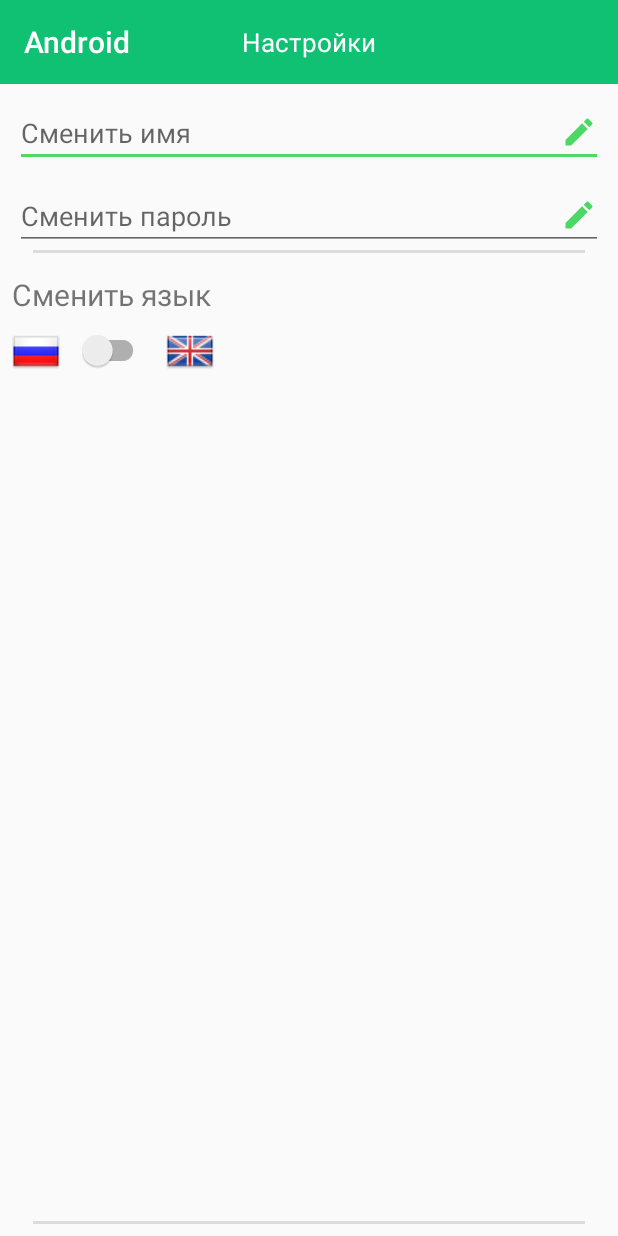
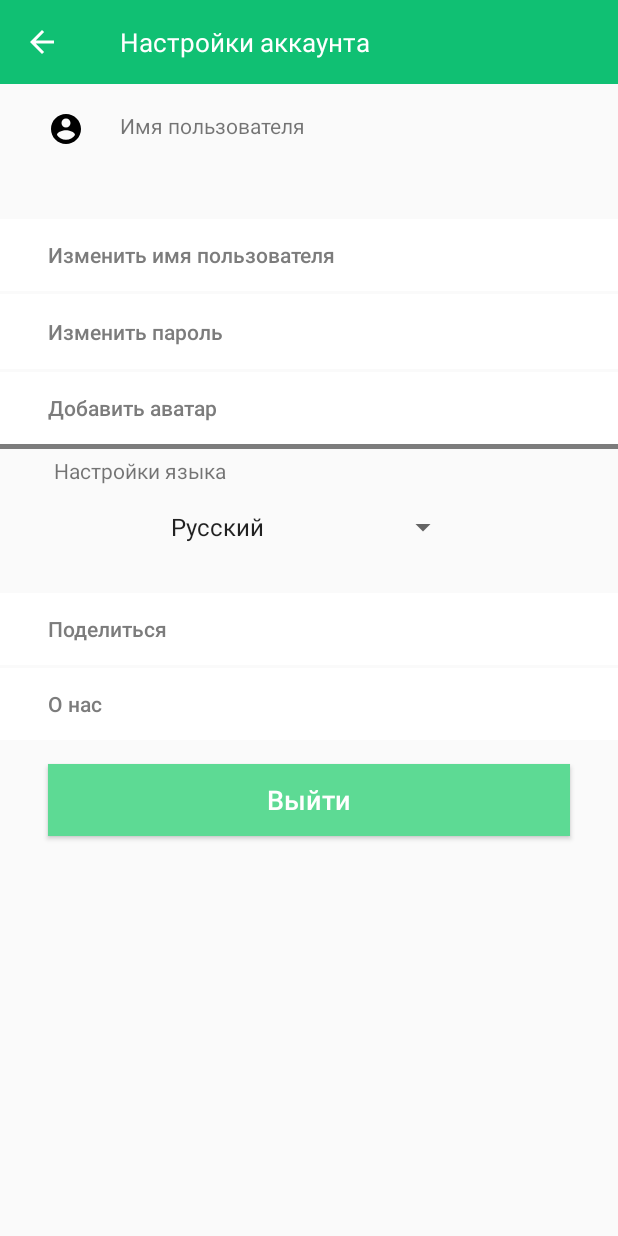
Before and after one commit to IIMullahmetov/FootballManagement, an Android app: the SettingsActivity screen opened directly, with no data from a screen before it, on a phone screen of 412 x 824 dp. Run offline under Robolectric (Android 15) with nearby library versions, the phone set to English and light mode, and no system bars.

Commit message:
Authorization and Settings layouts

```diff
--- a/Android/app/src/main/java/ru/kpfu/itis/android/activities/MainActivity.java
+++ b/Android/app/src/main/java/ru/kpfu/itis/android/activities/MainActivity.java
@@ -12,5 +12,7 @@ public class MainActivity extends AppCompatActivity {
     protected void onCreate(Bundle savedInstanceState) {
         super.onCreate(savedInstanceState);
         setContentView(R.layout.activity_main);
+
+
     }
 }
--- a/Android/app/src/main/java/ru/kpfu/itis/android/activities/SettingsActivity.java
+++ b/Android/app/src/main/java/ru/kpfu/itis/android/activities/SettingsActivity.java
@@ -3,7 +3,13 @@ package ru.kpfu.itis.android.activities;
 import android.support.v7.app.AppCompatActivity;
 import android.os.Bundle;
 import android.support.v7.widget.Toolbar;
+import android.widget.ArrayAdapter;
+import android.widget.SimpleAdapter;
+import android.widget.Spinner;
+import android.widget.SpinnerAdapter;
 import android.widget.TextView;
+
+import java.util.ArrayList;
 
 import ru.kpfu.itis.android.R;
 
@@ -16,7 +22,21 @@ public class SettingsActivity extends AppCompatActivity {
 
         Toolbar myToolbar = findViewById(R.id.my_toolbar);
         TextView title = myToolbar.findViewById(R.id.toolbar_title);
-        title.setText("Настройки");
+        title.setText("Настройки аккаунта");
         setSupportActionBar(myToolbar);
+
+        getSupportActionBar().setDisplayShowTitleEnabled(false);
+        getSupportActionBar().setDisplayHomeAsUpEnabled(true);
+        getSupportActionBar().setDisplayShowHomeEnabled(true);
+
+        ArrayList<String> arrayList = new ArrayList<>();
+        arrayList.add("Русский");
+        arrayList.add("English");
+        ArrayAdapter<String> arrayAdapter = new ArrayAdapter<String>(this, android.R.layout.simple_spinner_item, arrayList);
+        arrayAdapter.setDropDownViewResource(android.R.layout
+                .simple_spinner_dropdown_item);
+
+        Spinner spinner = findViewById(R.id.spinner);
+        spinner.setAdapter(arrayAdapter);
     }
 }
--- /dev/null
+++ b/Android/app/src/main/res/drawable/ic_avatar.xml
@@ -0,0 +1,5 @@
+<vector android:height="24dp" android:tint="#000000"
+    android:viewportHeight="24.0" android:viewportWidth="24.0"
+    android:width="24dp" xmlns:android="http://schemas.android.com/apk/res/android">
+    <path android:fillColor="#FF000000" android:pathData="M12,2C6.48,2 2,6.48 2,12s4.48,10 10,10 10,-4.48 10,-10S17.52,2 12,2zM12,5c1.66,0 3,1.34 3,3s-1.34,3 -3,3 -3,-1.34 -3,-3 1.34,-3 3,-3zM12,19.2c-2.5,0 -4.71,-1.28 -6,-3.22 0.03,-1.99 4,-3.08 6,-3.08 1.99,0 5.97,1.09 6,3.08 -1.29,1.94 -3.5,3.22 -6,3.22z"/>
+</vector>
--- /dev/null
+++ b/Android/app/src/main/res/drawable/ic_back.xml
@@ -0,0 +1,5 @@
+<vector android:height="24dp" android:tint="#FFFFFF"
+    android:viewportHeight="24.0" android:viewportWidth="24.0"
+    android:width="24dp" xmlns:android="http://schemas.android.com/apk/res/android">
+    <path android:fillColor="#FF000000" android:pathData="M20,11H7.83l5.59,-5.59L12,4l-8,8 8,8 1.41,-1.41L7.83,13H20v-2z"/>
+</vector>
--- a/Android/app/src/main/res/layout/activity_auth.xml
+++ b/Android/app/src/main/res/layout/activity_auth.xml
@@ -6,12 +6,11 @@
     android:layout_height="match_parent"
     tools:context=".activities.AuthActivity">
 
-    <include layout="@layout/toolbar" />
 
     <android.support.design.widget.TextInputLayout
         android:id="@+id/email_wrapper"
         android:layout_width="0dp"
-        android:layout_height="56dp"
+        android:layout_height="wrap_content"
         android:layout_marginEnd="24dp"
         android:layout_marginStart="24dp"
         android:layout_marginTop="25dp"
@@ -25,54 +24,55 @@
             android:id="@+id/email"
             android:layout_width="match_parent"
             android:layout_height="wrap_content"
-            android:hint="Email" />
+            android:hint="Ваш E-mail"
+            android:textSize="14sp" />
 
     </android.support.design.widget.TextInputLayout>
 
     <android.support.design.widget.TextInputLayout
         android:id="@+id/password_wrapper"
         android:layout_width="0dp"
+        android:layout_height="wrap_content"
+        android:layout_marginEnd="24dp"
+        android:layout_marginStart="24dp"
         app:errorEnabled="true"
+        app:layout_constraintEnd_toEndOf="parent"
+        app:layout_constraintHorizontal_bias="0.0"
+        app:layout_constraintStart_toStartOf="parent"
+        app:layout_constraintTop_toBottomOf="@+id/email_wrapper"
+        app:passwordToggleEnabled="true">
+
+        <android.support.design.widget.TextInputEditText
+            android:id="@+id/password"
+            android:layout_width="match_parent"
+            android:layout_height="wrap_content"
+            android:hint="Пароль"
+            android:inputType="textPassword"
+            android:textSize="14sp"
+            app:layout_constraintEnd_toEndOf="parent"
+            app:layout_constraintHorizontal_bias="0.0"
+            app:layout_constraintStart_toStartOf="parent"
+            app:layout_constraintTop_toBottomOf="@+id/email_wrapper" />
+    </android.support.design.widget.TextInputLayout>
+
+    <TextView
+
+        android:id="@+id/textView3"
+        android:layout_width="0dp"
         android:layout_height="wrap_content"
         android:layout_marginBottom="8dp"
         android:layout_marginEnd="24dp"
         android:layout_marginStart="24dp"
-        app:layout_constraintBottom_toBottomOf="parent"
-        app:layout_constraintEnd_toEndOf="parent"
-        app:layout_constraintHorizontal_bias="0.0"
-        app:layout_constraintStart_toStartOf="parent"
-        app:passwordToggleEnabled="true"
-        app:layout_constraintVertical_bias="0.0"/>
-
-    <EditText
-        android:id="@+id/password"
-        android:layout_width="match_parent"
-        android:layout_height="45dp"
-        android:layout_marginEnd="24dp"
-        android:layout_marginStart="24dp"
-        android:hint="Пароль"
-        android:inputType="textPassword"
-        app:layout_constraintEnd_toEndOf="parent"
-        app:layout_constraintHorizontal_bias="0.0"
-        app:layout_constraintStart_toStartOf="parent"
-        app:layout_constraintTop_toBottomOf="@+id/email_wrapper" />
-
-    <TextView
-        android:id="@+id/textView3"
-        android:layout_width="0dp"
-        android:layout_height="wrap_content"
-        android:layout_marginBottom="8dp"
-        android:layout_marginEnd="36dp"
-        android:layout_marginStart="24dp"
-        android:layout_marginTop="32dp"
-        android:text="Вход"
-        android:textSize="32sp"
+        android:layout_marginTop="24dp"
+        android:gravity="center"
+        android:text="Войдите в ваш аккаунт"
+        android:textSize="16sp"
         app:layout_constraintBottom_toBottomOf="parent"
         app:layout_constraintEnd_toEndOf="parent"
         app:layout_constraintHorizontal_bias="0.21"
         app:layout_constraintStart_toStartOf="parent"
         app:layout_constraintTop_toTopOf="parent"
-        app:layout_constraintVertical_bias="0.091" />
+        app:layout_constraintVertical_bias="0.0" />
 
     <Button
         android:id="@+id/btn_signIn"
@@ -90,25 +90,58 @@
         app:layout_constraintEnd_toEndOf="parent"
         app:layout_constraintHorizontal_bias="0.0"
         app:layout_constraintStart_toStartOf="parent"
-        app:layout_constraintTop_toBottomOf="@+id/password"
-        app:layout_constraintVertical_bias="0.13999999" />
+        app:layout_constraintTop_toBottomOf="@+id/password_wrapper"
+        app:layout_constraintVertical_bias="0.060000002" />
+
+    <Button
+        android:id="@+id/btn_signUp"
+        android:layout_width="0dp"
+        android:layout_height="wrap_content"
+        android:layout_marginBottom="8dp"
+        android:layout_marginEnd="24dp"
+        android:layout_marginStart="24dp"
+        android:layout_marginTop="8dp"
+        android:background="@color/colorPrimaryDark"
+        android:text="Регистрация"
+        android:textAllCaps="false"
+        android:textColor="#FFFFFF"
+        app:layout_constraintBottom_toBottomOf="parent"
+        app:layout_constraintEnd_toEndOf="parent"
+        app:layout_constraintHorizontal_bias="0.0"
+        app:layout_constraintStart_toStartOf="parent"
+        app:layout_constraintTop_toBottomOf="@+id/btn_signIn"
+        app:layout_constraintVertical_bias="0.100000024" />
 
     <TextView
         android:id="@+id/forgot_pass"
         android:layout_width="wrap_content"
         android:layout_height="wrap_content"
+        android:layout_marginEnd="8dp"
+        android:layout_marginStart="8dp"
+        android:layout_marginTop="16dp"
+        android:gravity="center"
+        android:text="Войдите через социальные сети"
+
+        android:textSize="16sp"
+        app:layout_constraintEnd_toEndOf="parent"
+        app:layout_constraintStart_toStartOf="parent"
+        app:layout_constraintTop_toBottomOf="@+id/btn_signUp" />
+
+    <ImageButton
+
+        android:id="@+id/google_auth"
+        android:layout_width="64dp"
+        android:layout_height="wrap_content"
         android:layout_marginBottom="8dp"
         android:layout_marginEnd="8dp"
-        android:layout_marginStart="24dp"
-        android:layout_marginTop="8dp"
-        android:text="Забыли пароль?"
-        android:textSize="16sp"
-        app:layout_constraintBottom_toBottomOf="@+id/password_wrapper"
+        android:layout_marginStart="8dp"
+        android:background="@drawable/google"
+        android:elevation="2dp"
+        app:layout_constraintBottom_toBottomOf="parent"
         app:layout_constraintEnd_toEndOf="parent"
-        app:layout_constraintHorizontal_bias="0.0"
         app:layout_constraintStart_toStartOf="parent"
-        app:layout_constraintTop_toBottomOf="@+id/btn_signIn"
-        app:layout_constraintVertical_bias="0.050000012" />
+        app:layout_constraintTop_toBottomOf="@+id/forgot_pass"
+        app:layout_constraintVertical_bias="0.13999999" />
 
 
 </android.support.constraint.ConstraintLayout>
--- a/Android/app/src/main/res/layout/activity_settings.xml
+++ b/Android/app/src/main/res/layout/activity_settings.xml
@@ -11,39 +11,92 @@
         android:id="@+id/include"
         layout="@layout/toolbar" />
 
+    <LinearLayout
+        android:paddingTop="10dp"
+        android:paddingStart="32dp"
+        android:id="@+id/account_info"
+        android:layout_width="match_parent"
+        android:layout_height="80dp"
+        android:layout_marginTop="8dp"
+        android:orientation="horizontal"
+        app:layout_constraintTop_toBottomOf="@+id/include">
 
 
-    <EditText
-        android:drawableEnd="@drawable/ic_edit"
-        android:hint="Сменить имя"
-        android:id="@+id/change_name"
-        style="@style/Base.V7.Widget.AppCompat.EditText"
+        <ImageView
+            android:layout_gravity="top"
+            android:id="@+id/profile_photo"
+            android:layout_width="wrap_content"
+            android:layout_height="wrap_content"
+            android:src="@drawable/ic_avatar" />
+
+        <TextView
+            android:id="@+id/nickname"
+            android:gravity="top"
+            android:text="Имя пользователя"
+            android:layout_width="wrap_content"
+            android:layout_height="match_parent"
+            android:layout_marginStart="24dp" />
+
+    </LinearLayout>
+
+    <Button
+        android:id="@+id/change_username"
+        style="@style/Widget.AppCompat.Button.Borderless"
         android:layout_width="match_parent"
         android:layout_height="wrap_content"
-        android:layout_margin="10dp"
-        app:layout_constraintTop_toBottomOf="@+id/include" />
+        android:layout_marginTop="2dp"
+        android:background="#ffffff"
+        android:gravity="start|center_vertical"
+        android:paddingStart="32dp"
+        android:text="Изменить имя пользователя"
+        android:textAllCaps="false"
+        android:textColor="#7c7c7c"
+        app:layout_constraintEnd_toEndOf="parent"
+        app:layout_constraintHorizontal_bias="0.0"
+        app:layout_constraintStart_toStartOf="parent"
+        app:layout_constraintTop_toBottomOf="@+id/account_info" />
 
-    <EditText
-        android:hint="Сменить пароль"
+
+    <Button
         android:id="@+id/change_password"
-        android:drawableEnd="@drawable/ic_edit"
-        style="@style/Base.V7.Widget.AppCompat.EditText"
+        style="@style/Widget.AppCompat.Button.Borderless"
+        android:layout_width="match_parent"
+        android:layout_height="50dp"
+        android:layout_marginTop="2dp"
+        android:background="#ffffff"
+        android:gravity="start|center_vertical"
+        android:paddingStart="32dp"
+        android:text="Изменить пароль"
+        android:textAllCaps="false"
+        android:textColor="#7c7c7c"
+        app:layout_constraintEnd_toEndOf="parent"
+        app:layout_constraintHorizontal_bias="1.0"
+        app:layout_constraintStart_toStartOf="parent"
+        app:layout_constraintTop_toBottomOf="@+id/change_username" />
+
+
+    <Button
+        android:id="@+id/add_avatar"
+        style="@style/Widget.AppCompat.Button.Borderless"
         android:layout_width="match_parent"
         android:layout_height="wrap_content"
-        android:layout_margin="10dp"
-        app:layout_constraintTop_toBottomOf="@+id/change_name" />
+        android:layout_marginTop="2dp"
+        android:background="#ffffff"
+        android:gravity="start|center_vertical"
+        android:paddingStart="32dp"
+        android:text="Добавить аватар"
+        android:textAllCaps="false"
+        android:textColor="#7c7c7c"
+        app:layout_constraintEnd_toEndOf="parent"
+        app:layout_constraintStart_toStartOf="parent"
+        app:layout_constraintTop_toBottomOf="@+id/change_password" />
 
     <View
-        android:id="@+id/divider1"
-        android:layout_width="368dp"
-        android:layout_height="2dp"
-        android:layout_marginBottom="8dp"
-        android:background="?android:attr/listDivider"
-        app:layout_constraintBottom_toBottomOf="parent"
-        app:layout_constraintEnd_toEndOf="parent"
-        app:layout_constraintStart_toStartOf="parent"
-        app:layout_constraintTop_toBottomOf="@+id/change_password"
-        app:layout_constraintVertical_bias="0.0" />
+        android:background="#7c7c7c"
+        android:id="@+id/divider"
+        android:layout_width="match_parent"
+        android:layout_height="3dp"
+        app:layout_constraintTop_toBottomOf="@+id/add_avatar"/>
 
 
     <TextView
@@ -52,59 +105,80 @@
         android:layout_height="wrap_content"
         android:layout_marginEnd="8dp"
         android:layout_marginStart="8dp"
+        android:layout_marginTop="8dp"
+        android:text="Настройки языка"
+        android:textSize="14sp"
+        app:layout_constraintEnd_toEndOf="parent"
+        app:layout_constraintHorizontal_bias="0.1"
+        app:layout_constraintStart_toStartOf="parent"
+        app:layout_constraintTop_toBottomOf="@+id/add_avatar" />
+
+
+
+    <Spinner
+
+        android:id="@+id/spinner"
+        android:layout_width="200dp"
+        android:layout_height="wrap_content"
         android:layout_marginTop="16dp"
-        android:text="Сменить язык"
-        android:textSize="20sp"
+        app:layout_constraintEnd_toEndOf="parent"
+        app:layout_constraintStart_toStartOf="parent"
+        app:layout_constraintTop_toBottomOf="@+id/textView" />
+
+    <Button
+        android:id="@+id/share"
+        style="@style/Widget.AppCompat.Button.Borderless"
+        android:layout_width="match_parent"
+        android:layout_height="wrap_content"
+        android:layout_marginTop="32dp"
+        android:background="#ffffff"
+        android:gravity="start|center_vertical"
+        android:paddingStart="32dp"
+        android:text="Поделиться"
+        android:textAllCaps="false"
+        android:textColor="#7c7c7c"
+        app:layout_constraintEnd_toEndOf="parent"
+        app:layout_constraintHorizontal_bias="1.0"
+        app:layout_constraintStart_toStartOf="parent"
+        app:layout_constraintTop_toBottomOf="@+id/spinner" />
+
+    <Button
+        android:id="@+id/about"
+        style="@style/Widget.AppCompat.Button.Borderless"
+        android:layout_width="match_parent"
+        android:layout_height="wrap_content"
+        android:layout_marginTop="2dp"
+        android:background="#ffffff"
+        android:gravity="start|center_vertical"
+        android:paddingStart="32dp"
+        android:text="О нас"
+        android:textAllCaps="false"
+        android:textColor="#7c7c7c"
         app:layout_constraintEnd_toEndOf="parent"
         app:layout_constraintHorizontal_bias="0.0"
         app:layout_constraintStart_toStartOf="parent"
-        app:layout_constraintTop_toBottomOf="@+id/change_password" />
+        app:layout_constraintTop_toBottomOf="@+id/share" />
 
-    <LinearLayout
-        android:layout_width="match_parent"
+    <Button
+        android:id="@+id/exit"
+
+        android:layout_width="0dp"
         android:layout_height="wrap_content"
-        android:layout_marginStart="8dp"
-        android:layout_marginTop="8dp"
+        android:layout_marginEnd="32dp"
+        android:layout_marginStart="32dp"
+        android:layout_marginTop="16dp"
+        android:background="@color/colorPrimary"
+        android:elevation="2dp"
+        android:gravity="center_vertical|center_horizontal"
+        android:text="Выйти"
+        android:textAllCaps="false"
+        android:textColor="#ffffff"
+        android:textSize="18sp"
         app:layout_constraintEnd_toEndOf="parent"
         app:layout_constraintStart_toStartOf="parent"
-        app:layout_constraintTop_toBottomOf="@+id/textView">
-
-        <ImageView
-
-            android:layout_width="wrap_content"
-            android:layout_height="wrap_content"
-            android:src="@drawable/russia" />
-
-        <android.support.v7.widget.SwitchCompat
-            android:id="@+id/switchCompat"
-            android:layout_width="wrap_content"
-            android:layout_height="wrap_content"
-            android:layout_gravity="center"
-            android:layout_marginEnd="8dp"
-            android:layout_marginStart="8dp"
-            android:padding="3dp" />
-
-        <ImageView
-
-            android:layout_width="wrap_content"
-            android:layout_height="wrap_content"
-            android:adjustViewBounds="true"
-            android:src="@drawable/britain" />
+        app:layout_constraintTop_toBottomOf="@+id/about" />
 
 
-    </LinearLayout>
-
-    <View
-        android:id="@+id/divider2"
-        android:layout_width="368dp"
-        android:layout_height="2dp"
-        android:layout_marginBottom="8dp"
-        android:background="?android:attr/listDivider"
-        app:layout_constraintBottom_toBottomOf="parent"
-        app:layout_constraintEnd_toEndOf="parent"
-        app:layout_constraintStart_toStartOf="parent"
-        app:layout_constraintTop_toBottomOf="@+id/switchCompat"
-        app:layout_constraintVertical_bias="0.0" />
 
 
 </android.support.constraint.ConstraintLayout>
--- a/Android/app/src/main/res/layout/toolbar.xml
+++ b/Android/app/src/main/res/layout/toolbar.xml
@@ -21,7 +21,7 @@
             android:id="@+id/toolbar_title"
             android:layout_width="wrap_content"
             android:layout_height="wrap_content"
-            android:layout_gravity="center"
+            android:layout_marginStart="24dp"
             android:text=""
             android:textColor="#ffffff"
             android:textSize="17sp" />
--- a/Android/app/src/main/res/values/styles.xml
+++ b/Android/app/src/main/res/values/styles.xml
@@ -5,6 +5,7 @@
         <item name="colorPrimary">@color/colorPrimary</item>
         <item name="colorPrimaryDark">@color/colorPrimaryDark</item>
         <item name="colorAccent">@color/colorAccent</item>
+        <item name="android:homeAsUpIndicator">@drawable/ic_back</item>
         <item name="windowNoTitle">true</item>
         <item name="android:windowContentOverlay">@null</item>
     </style>
```
Also changed, not shown: Android/app/src/main/res/drawable/britain.png (deleted), Android/app/src/main/res/drawable/google.png (added), Android/app/src/main/res/drawable/russia.png (deleted).
